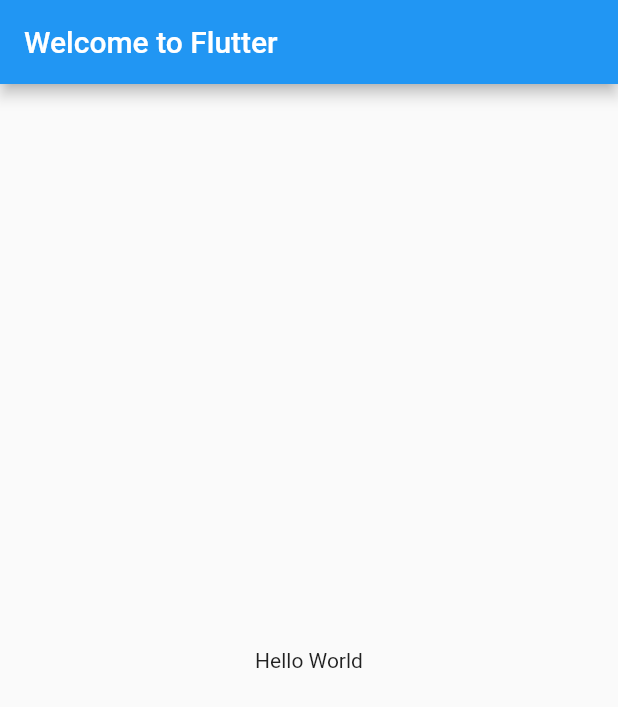
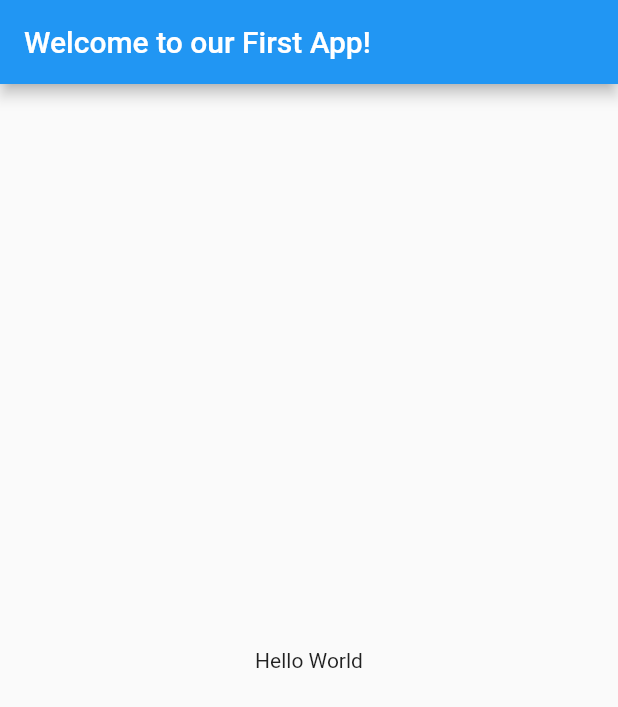
Before and after one commit to jonashackt/how-to-flutter, a Flutter app: the screen it shows after launch, on a phone screen of 412 x 824 dp. Shown: the top 707 px of the screen. Run offline on Flutter 3.47's test engine with Material 2 defaults, Android fonts, the phone set to English and light mode, and no system bars.

```diff
--- a/lib/main.dart
+++ b/lib/main.dart
@@ -13,7 +13,7 @@
       title: 'Welcome to Flutter',
       home: Scaffold(
         appBar: AppBar(
-          title: const Text('Welcome to Flutter'),
+          title: const Text('Welcome to our First App!'),
         ),
         body: const Center(
           child: Text('Hello World'),
```
Also changed, not shown: 6 other files.
